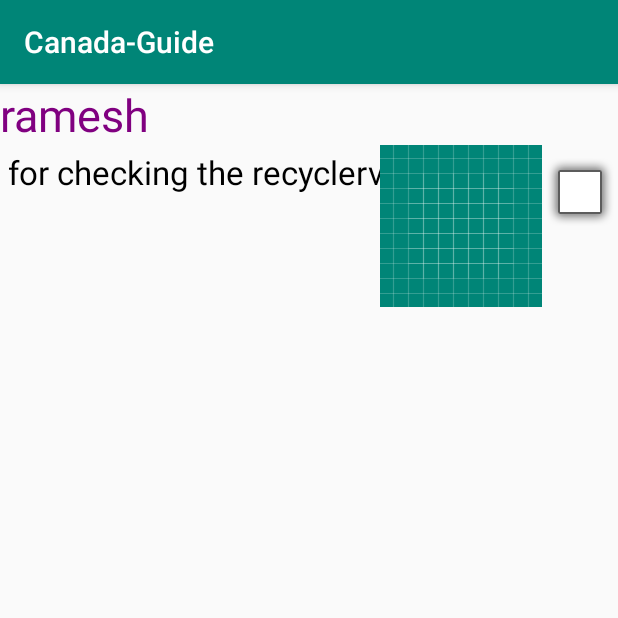
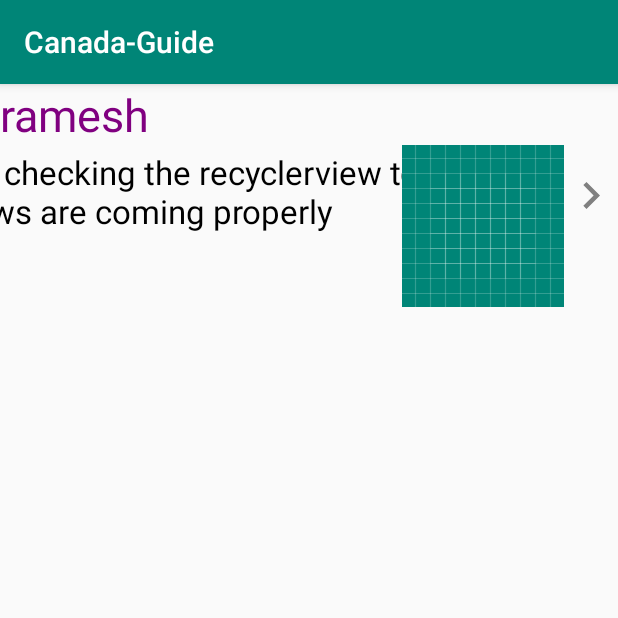
Before and after one commit to rametechie/Canada-Guide, an Android app: the screen it shows after launch (MainActivity), on a phone screen of 412 x 824 dp, the top half of it. Run offline under Robolectric (Android 15) with nearby library versions, the phone set to English and light mode, and no system bars; our stand-ins replace RxJava; libraries missing offline, so code that uses them is left out: com.jakewharton.retrofit2; network calls fail.

```diff
--- a/app/build.gradle
+++ b/app/build.gradle
@@ -30,6 +30,7 @@ dependencies {
     implementation 'androidx.core:core-ktx:1.1.0'
     implementation 'androidx.constraintlayout:constraintlayout:1.1.3'
     implementation 'androidx.recyclerview:recyclerview:1.1.0'
+    implementation "com.squareup.okhttp3:logging-interceptor:3.4.1"
     implementation "io.reactivex.rxjava2:rxandroid:2.1.1",
             "io.reactivex.rxjava2:rxjava:2.1.1"
     implementation 'com.squareup.retrofit2:retrofit:2.4.0'
--- a/app/src/main/java/com/cts/canada/MainActivity.kt
+++ b/app/src/main/java/com/cts/canada/MainActivity.kt
@@ -6,6 +6,7 @@ import androidx.appcompat.app.AppCompatActivity
 import androidx.recyclerview.widget.LinearLayoutManager
 import androidx.recyclerview.widget.RecyclerView
 import com.cts.canada.adapter.FactsAdapter
+import com.cts.canada.model.Facts
 import com.cts.canada.model.FactsRowItem
 import com.cts.canada.network.RetrofitClientInstance
 import io.reactivex.android.schedulers.AndroidSchedulers
@@ -17,6 +18,8 @@ class MainActivity : AppCompatActivity() {
     private lateinit var viewAdapter: RecyclerView.Adapter<*>
     private lateinit var viewManager: RecyclerView.LayoutManager
     private var disposable: Disposable? = null
+    private var resultData: Facts? = null
+
 
     private val retrofitClientInstance by lazy {
         RetrofitClientInstance.getClient(this.applicationContext)
@@ -28,10 +31,15 @@ class MainActivity : AppCompatActivity() {
         viewManager = LinearLayoutManager(this)
         getFactsData()
         var dummyListData: ArrayList<FactsRowItem> =
-            arrayListOf(FactsRowItem("ramesh", "just for checking the recyclerview", "imageview"))
+            arrayListOf(FactsRowItem("ramesh", "just for checking the recyclerview to find if the views are coming properly", "imageview"))
 
-        viewAdapter = FactsAdapter(dummyListData, this)
-        recyclerView = findViewById<RecyclerView>(R.id.recyclerView).apply {
+        if (resultData != null) {
+            viewAdapter = FactsAdapter(resultData!!.rowsList, this)
+        } else {
+            viewAdapter = FactsAdapter(dummyListData, this)
+        }
+
+         recyclerView = findViewById<RecyclerView>(R.id.recyclerView).apply {
             // use this setting to improve performance if you know that changes
             // in content do not change the layout size of the RecyclerView
             setHasFixedSize(true)
@@ -52,12 +60,15 @@ class MainActivity : AppCompatActivity() {
 
 
     private fun getFactsData() {
+
         disposable = retrofitClientInstance.getFacts()
             .subscribeOn(Schedulers.io())
             .observeOn(AndroidSchedulers.mainThread())
             .subscribe(
-                { result -> "${result.title} result found" },
+                { result ->   viewAdapter = FactsAdapter(resultData!!.rowsList, this) },
                 { error -> Toast.makeText(this, error.message, Toast.LENGTH_SHORT).show() }
             )
+
+
     }
    }
--- a/app/src/main/java/com/cts/canada/model/Facts.kt
+++ b/app/src/main/java/com/cts/canada/model/Facts.kt
@@ -1,3 +1,3 @@
 package com.cts.canada.model
 
-data class Facts(val title:String? ,val rowsList:List<FactsRowItem>?)
+data class Facts(val title:String? ,val rowsList:ArrayList<FactsRowItem>)
--- a/app/src/main/java/com/cts/canada/network/RetrofitClientInstance.kt
+++ b/app/src/main/java/com/cts/canada/network/RetrofitClientInstance.kt
@@ -2,34 +2,44 @@ package com.cts.canada.network
 
 import android.content.Context
 import com.jakewharton.retrofit2.adapter.rxjava2.RxJava2CallAdapterFactory
+import okhttp3.*
 import retrofit2.Retrofit
 import retrofit2.converter.gson.GsonConverterFactory
+import okhttp3.logging.HttpLoggingInterceptor;
+import java.util.concurrent.TimeUnit
 
 /**
  * Created by Ramesh.P on 12/05/19.
  */
 class RetrofitClientInstance {
+    val logging = HttpLoggingInterceptor()
+
 
     companion object
     {
         private val BASE_URL = "https://dl.dropboxusercontent.com"
         fun getClient(context: Context):ApiService {
-
                 val retrofit  = Retrofit.Builder()
                     .addConverterFactory(GsonConverterFactory.create())
                     .addCallAdapterFactory(RxJava2CallAdapterFactory.create())
                     .baseUrl(BASE_URL)
+                    .client(provideOkhttpClient())
                     .build()
             return retrofit.create(ApiService::class.java)
-
         }
 
+        fun provideOkhttpClient(): OkHttpClient {
+            val logging = HttpLoggingInterceptor ()
+            logging.level = HttpLoggingInterceptor.Level.BODY
 
-
+            val httpClient = OkHttpClient.Builder()
+            httpClient.addInterceptor(logging)
+            httpClient.connectTimeout(30, TimeUnit.SECONDS)
+            httpClient.readTimeout(30, TimeUnit.SECONDS)
+            return httpClient.build()
+        }
     }
 
 
 
-
-
 }
--- /dev/null
+++ b/app/src/main/res/drawable/ic_keyboard_arrow_right_black_36dp.xml
@@ -0,0 +1,5 @@
+<vector android:autoMirrored="true" android:height="36dp"
+    android:tint="#808080" android:viewportHeight="24.0"
+    android:viewportWidth="24.0" android:width="36dp" xmlns:android="http://schemas.android.com/apk/res/android">
+    <path android:fillColor="#FF000000" android:pathData="M8.59,16.34l4.58,-4.59 -4.58,-4.59L10,5.75l6,6 -6,6z"/>
+</vector>
--- a/app/src/main/res/layout/facts_row_item.xml
+++ b/app/src/main/res/layout/facts_row_item.xml
@@ -44,7 +44,7 @@
         android:id="@+id/right_arrow"
         android:layout_width="wrap_content"
         android:layout_height="wrap_content"
-        android:src="@android:drawable/alert_light_frame"
+        android:src="@drawable/ic_keyboard_arrow_right_black_36dp"
         app:layout_constraintBottom_toBottomOf="parent"
         app:layout_constraintTop_toTopOf="parent"
         app:layout_constraintEnd_toEndOf="parent"/>
```
Also changed, not shown: app/src/main/java/com/cts/canada/network/interceptors/NetworkInterceptor.kt (deleted, +0 -27 lines).
